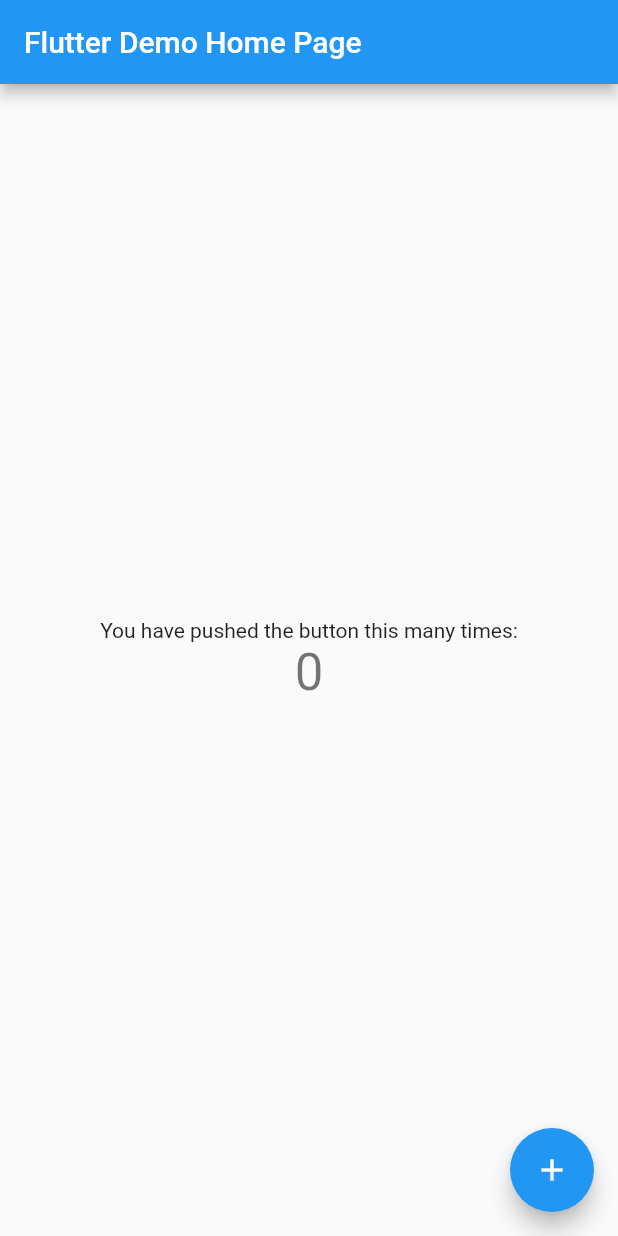
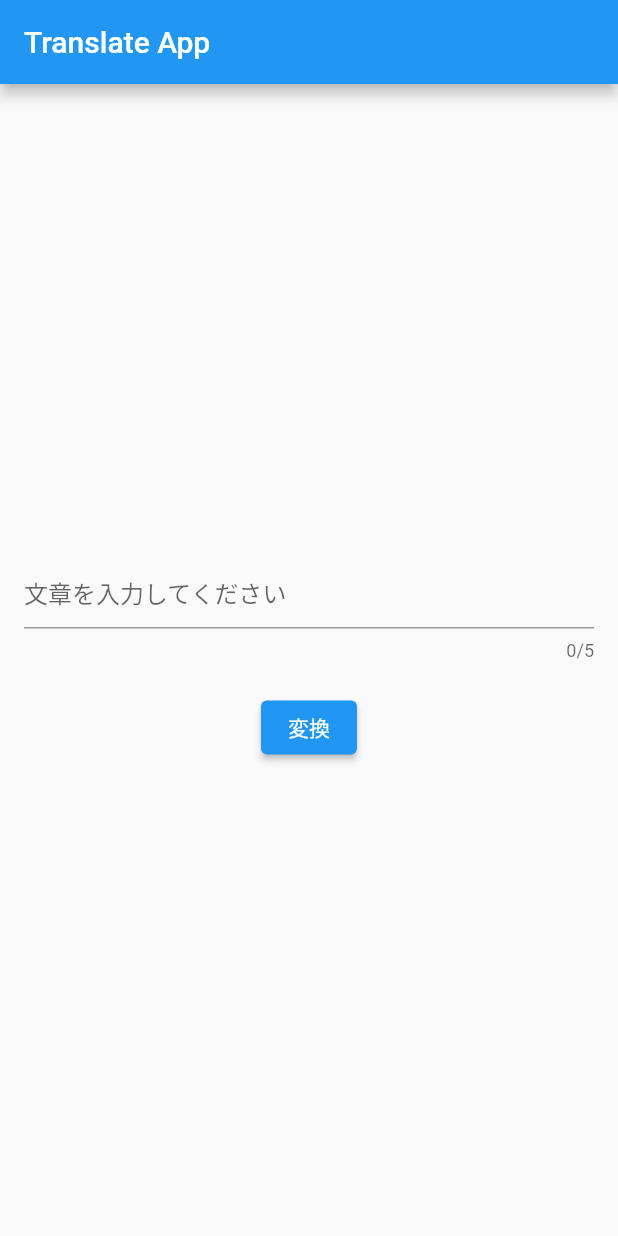
Before and after one commit to gawaooooo-sandbox/learn-flutter, a Flutter app: the screen it shows after launch, on a phone screen of 412 x 824 dp. Run offline on Flutter 3.47's test engine with Material 2 defaults, Android fonts, the phone set to English and light mode, and no system bars.

Commit message:
レイアウト作成

```diff
--- a/translate_app/lib/main.dart
+++ b/translate_app/lib/main.dart
@@ -11,7 +11,7 @@ class MyApp extends StatelessWidget {
   @override
   Widget build(BuildContext context) {
     return MaterialApp(
-      title: 'Flutter Demo',
+      title: 'Translate App',
       theme: ThemeData(
         // This is the theme of your application.
         //
@@ -24,13 +24,13 @@ class MyApp extends StatelessWidget {
         // is not restarted.
         primarySwatch: Colors.blue,
       ),
-      home: const MyHomePage(title: 'Flutter Demo Home Page'),
+      home: HomePage(),
     );
   }
 }
 
-class MyHomePage extends StatefulWidget {
-  const MyHomePage({super.key, required this.title});
+class HomePage extends StatefulWidget {
+  const HomePage({super.key});
 
   // This widget is the home page of your application. It is stateful, meaning
   // that it has a State object (defined below) that contains fields that affect
@@ -41,26 +41,11 @@ class MyHomePage extends StatefulWidget {
   // used by the build method of the State. Fields in a Widget subclass are
   // always marked "final".
 
-  final String title;
-
   @override
-  State<MyHomePage> createState() => _MyHomePageState();
+  State<StatefulWidget> createState() => _HomePageState();
 }
 
-class _MyHomePageState extends State<MyHomePage> {
-  int _counter = 0;
-
-  void _incrementCounter() {
-    setState(() {
-      // This call to setState tells the Flutter framework that something has
-      // changed in this State, which causes it to rerun the build method below
-      // so that the display can reflect the updated values. If we changed
-      // _counter without calling setState(), then the build method would not be
-      // called again, and so nothing would appear to happen.
-      _counter++;
-    });
-  }
-
+class _HomePageState extends State<HomePage> {
   @override
   Widget build(BuildContext context) {
     // This method is rerun every time setState is called, for instance as done
@@ -70,46 +55,26 @@ class _MyHomePageState extends State<MyHomePage> {
     // fast, so that you can just rebuild anything that needs updating rather
     // than having to individually change instances of widgets.
     return Scaffold(
-      appBar: AppBar(
-        // Here we take the value from the MyHomePage object that was created by
-        // the App.build method, and use it to set our appbar title.
-        title: Text(widget.title),
-      ),
-      body: Center(
-        // Center is a layout widget. It takes a single child and positions it
-        // in the middle of the parent.
-        child: Column(
-          // Column is also a layout widget. It takes a list of children and
-          // arranges them vertically. By default, it sizes itself to fit its
-          // children horizontally, and tries to be as tall as its parent.
-          //
-          // Invoke "debug painting" (press "p" in the console, choose the
-          // "Toggle Debug Paint" action from the Flutter Inspector in Android
-          // Studio, or the "Toggle Debug Paint" command in Visual Studio Code)
-          // to see the wireframe for each widget.
-          //
-          // Column has various properties to control how it sizes itself and
-          // how it positions its children. Here we use mainAxisAlignment to
-          // center the children vertically; the main axis here is the vertical
-          // axis because Columns are vertical (the cross axis would be
-          // horizontal).
+        appBar: AppBar(
+            // Here we take the value from the MyHomePage object that was created by
+            // the App.build method, and use it to set our appbar title.
+            title: const Text("Translate App")),
+        // 子Widgetを垂直に配置するWidget
+        body: Column(
+          // 子Widgetを中央へ寄せるためのパラメータ
           mainAxisAlignment: MainAxisAlignment.center,
-          children: <Widget>[
-            const Text(
-              'You have pushed the button this many times:',
-            ),
-            Text(
-              '$_counter',
-              style: Theme.of(context).textTheme.headlineMedium,
-            ),
+          children: [
+            // 余白を与えて子要素を配置するWidget
+            const Padding(
+                padding: EdgeInsets.symmetric(horizontal: 16),
+                // ユーザーが入力可能なテキストフィールド
+                child: TextField(
+                  maxLength: 5,
+                  decoration: InputDecoration(hintText: '文章を入力してください'),
+                )),
+            const SizedBox(height: 20),
+            ElevatedButton(onPressed: () {}, child: const Text('変換'))
           ],
-        ),
-      ),
-      floatingActionButton: FloatingActionButton(
-        onPressed: _incrementCounter,
-        tooltip: 'Increment',
-        child: const Icon(Icons.add),
-      ), // This trailing comma makes auto-formatting nicer for build methods.
-    );
+        ));
   }
 }
```
